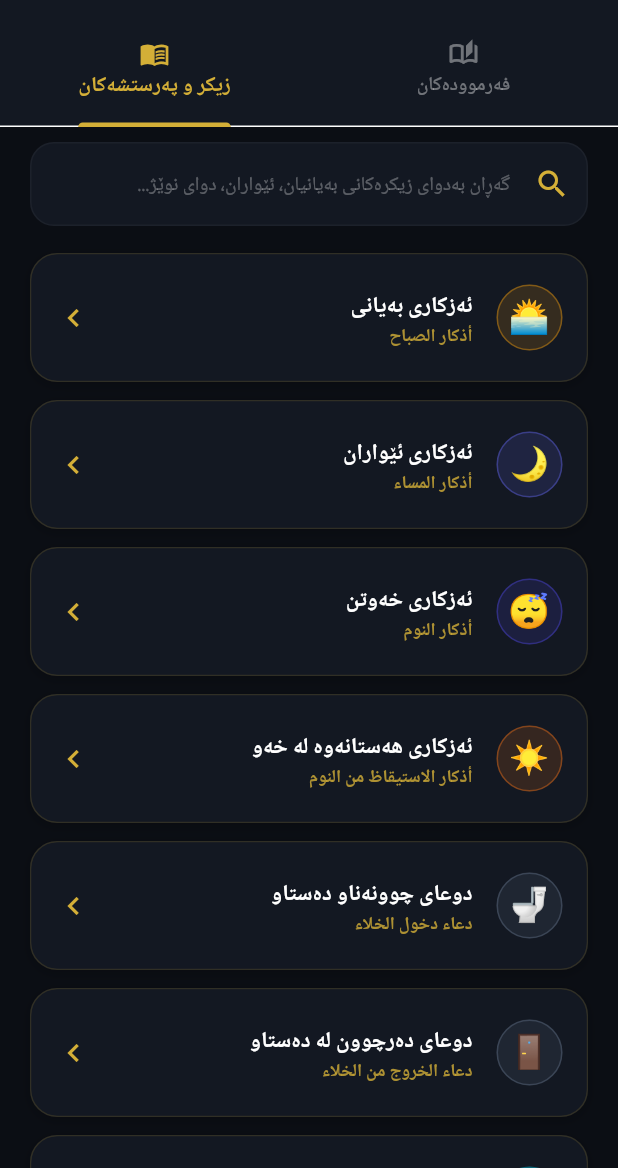
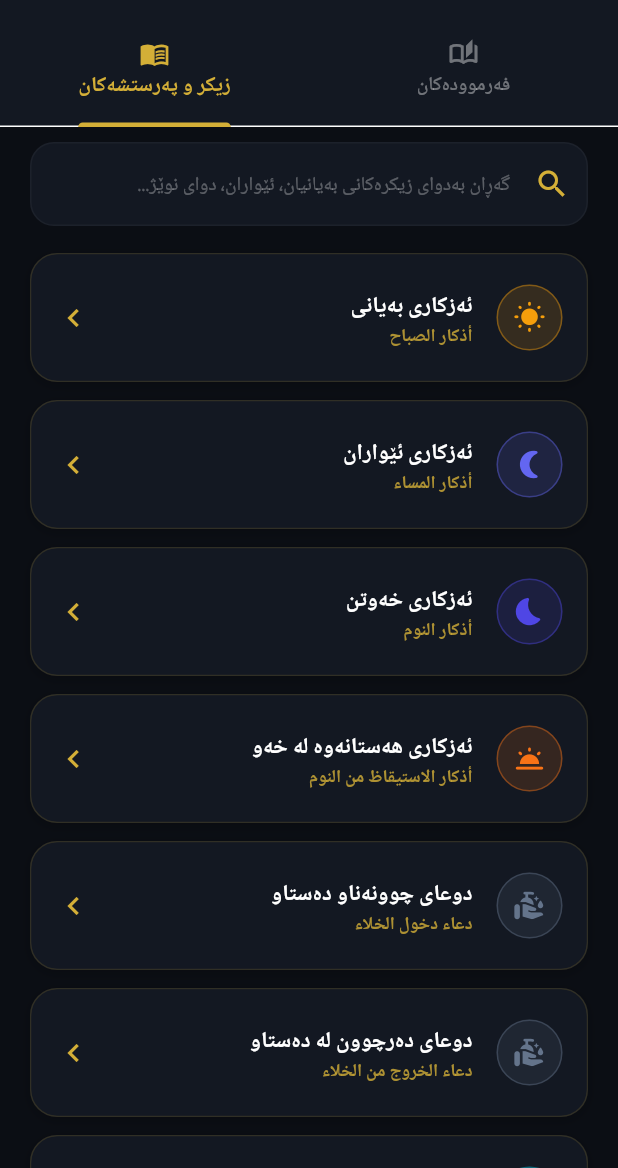
Before and after one commit to Marewan-mofaq/IslamicApp, a Flutter app: the HadithAdhkarScreen screen opened directly, on a phone screen of 412 x 824 dp, the part 68-1236 px from its top. Run offline on Flutter 3.47's test engine with Material 3 defaults, Android fonts, the phone set to English and light mode, and no system bars; our stand-ins replace adhan, audio_service, audioplayers, flutter_compass, flutter_local_notifications, flutter_riverpod and 6 more; missing offline and left inert: home_widget; accounts and stored records are empty; Roboto replaces fonts that are missing (Traditional Arabic).

Commit message:
Convert dynamic Adhkar category icons and achievement badges to vector Material Icons

```diff
--- a/lib/screens/hadith_adhkar_screen.dart
+++ b/lib/screens/hadith_adhkar_screen.dart
@@ -101,6 +101,45 @@ class _AdhkarTabState extends ConsumerState<AdhkarTab> {
   void dispose() {
     _searchController.dispose();
     super.dispose();
+  }
+
+  IconData _getAdhkarCategoryIcon(String catId) {
+    switch (catId.toLowerCase()) {
+      case 'morning':
+        return Icons.wb_sunny_rounded;
+      case 'evening':
+        return Icons.nightlight_round;
+      case '2':
+        return Icons.bedtime_rounded;
+      case '3':
+        return Icons.wb_twilight_rounded;
+      case '4':
+      case '5':
+        return Icons.clean_hands_rounded;
+      case '6':
+      case '7':
+        return Icons.water_drop_rounded;
+      case '8':
+      case '9':
+        return Icons.home_rounded;
+      case '10':
+      case '11':
+      case '12':
+      case 'mosque':
+        return Icons.mosque_rounded;
+      case 'adhan':
+        return Icons.volume_up_rounded;
+      case 'prayer':
+        return Icons.access_time_filled_rounded;
+      case 'food':
+        return Icons.restaurant_rounded;
+      case 'travel':
+        return Icons.explore_rounded;
+      case 'hajj':
+        return Icons.flag_rounded;
+      default:
+        return Icons.auto_stories_rounded;
+    }
   }
 
   @override
@@ -215,7 +254,7 @@ class _AdhkarTabState extends ConsumerState<AdhkarTab> {
                                   border: Border.all(color: catColor.withOpacity(0.4)),
                                 ),
                                 child: Center(
-                                  child: Text(cat.icon, style: TextStyle(fontSize: 22)),
+                                  child: Icon(_getAdhkarCategoryIcon(cat.id), color: catColor, size: 22),
                                 ),
                               ),
                               title: Text(
```
Also changed, not shown: lib/screens/stats_screen.dart (+22 -7 lines).
